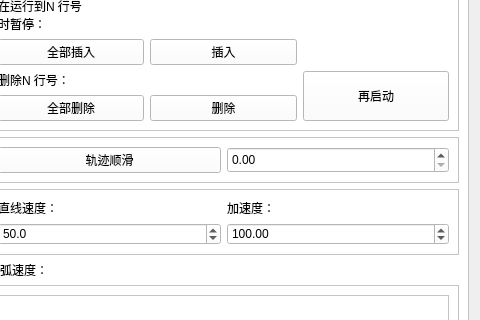
Above: gcodemodulation.ui from chuge007/detectOfvioce before the change; both pictures show x 515 to 995 and y 86 to 406 of the 995 by 571 pixel window. Below: the same form after it.
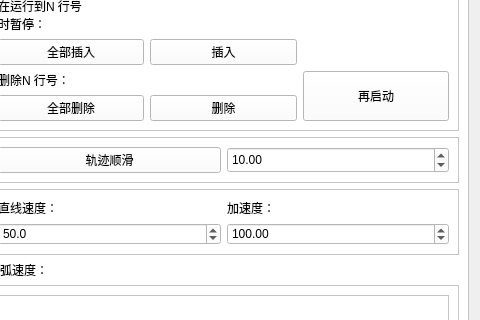
That is the form after the change.

```diff
--- a/gcodemodulation.ui
+++ b/gcodemodulation.ui
@@ -452,6 +452,9 @@
              <verstretch>0</verstretch>
             </sizepolicy>
            </property>
+           <property name="value">
+            <double>10.000000000000000</double>
+           </property>
           </widget>
          </item>
         </layout>
```
